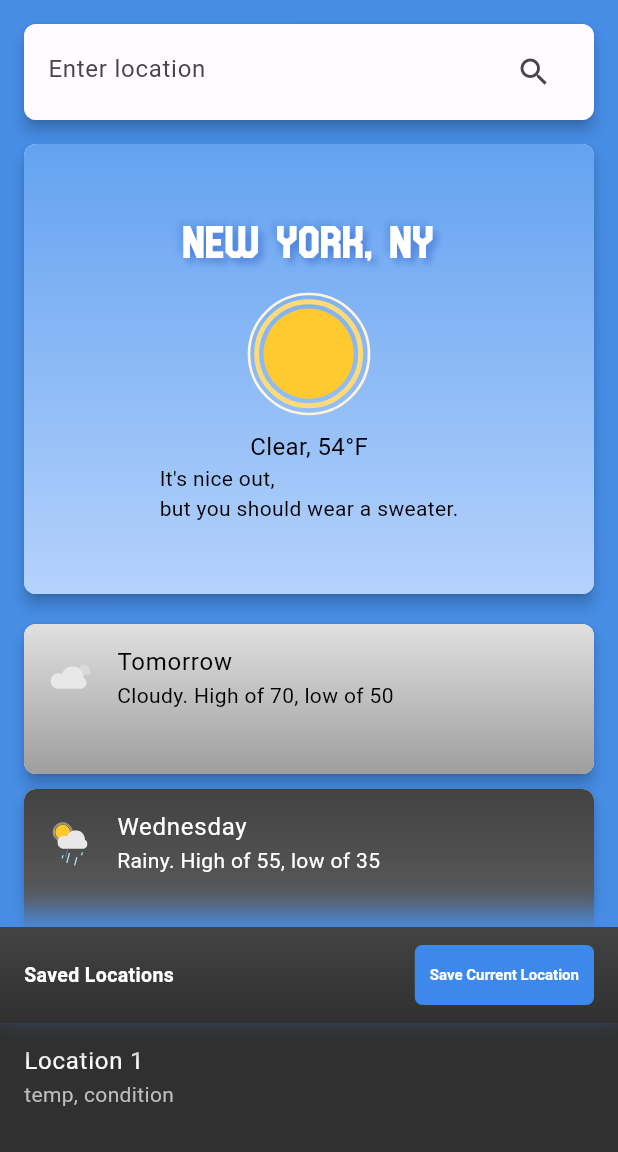
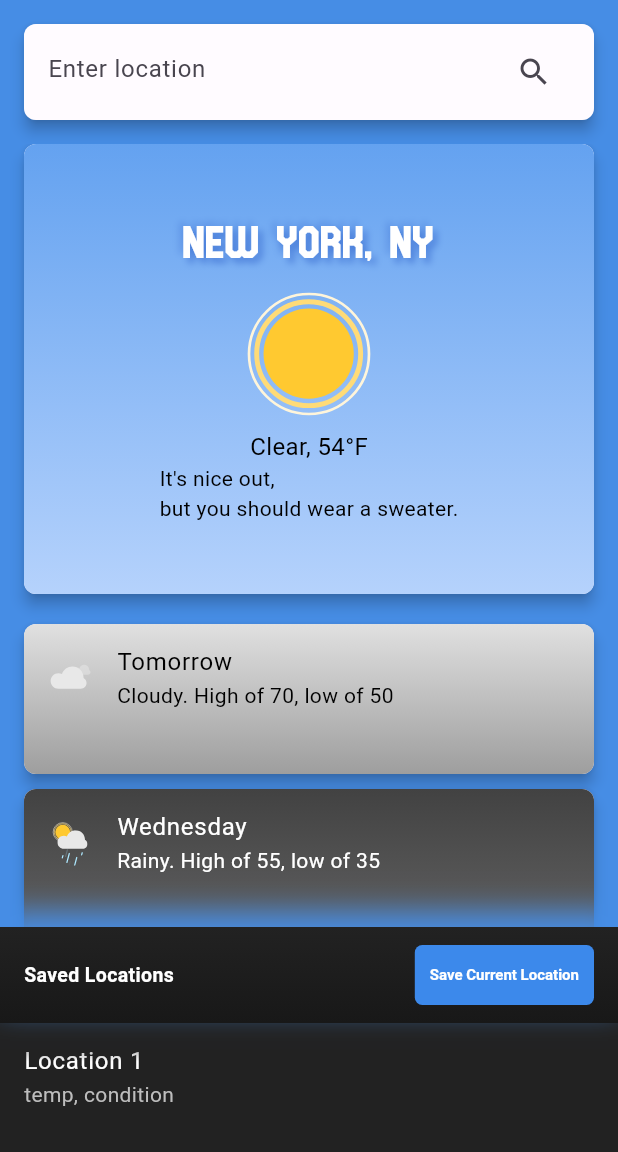
Before and after one commit to TheGreatJustinn/COSC-625, a Flutter app: the screen it shows after launch, on a phone screen of 412 x 824 dp, the part 84-1236 px from its top. Run offline on Flutter 3.47's test engine with Material 3 defaults, Android fonts, the phone set to English and light mode, and no system bars; our stand-ins replace lottie.

Commit message:
made saved locations darker

```diff
--- a/weatherplan2/lib/screens/saved_locations.dart
+++ b/weatherplan2/lib/screens/saved_locations.dart
@@ -8,7 +8,7 @@ class SavedLocations extends StatelessWidget {
   @override
   Widget build(BuildContext context) {
     return Container(
-      color: Colors.grey[850], // Dark background for the entire widget
+      color: Color.fromARGB(255, 34, 34, 34), // Dark background for the entire widget
       child: Column(
         crossAxisAlignment: CrossAxisAlignment.start,
         children: [
@@ -26,7 +26,7 @@ class SavedLocations extends StatelessWidget {
         gradient: LinearGradient(
           begin: Alignment.topCenter,
           end: Alignment.bottomCenter,
-          colors: [const Color.fromARGB(255, 67, 67, 67), Color.fromARGB(255, 48, 48, 48)],
+          colors: [const Color.fromARGB(255, 34, 34, 34), Color.fromARGB(255, 24, 24, 24)],
         ),
         boxShadow: [
           BoxShadow(
```
